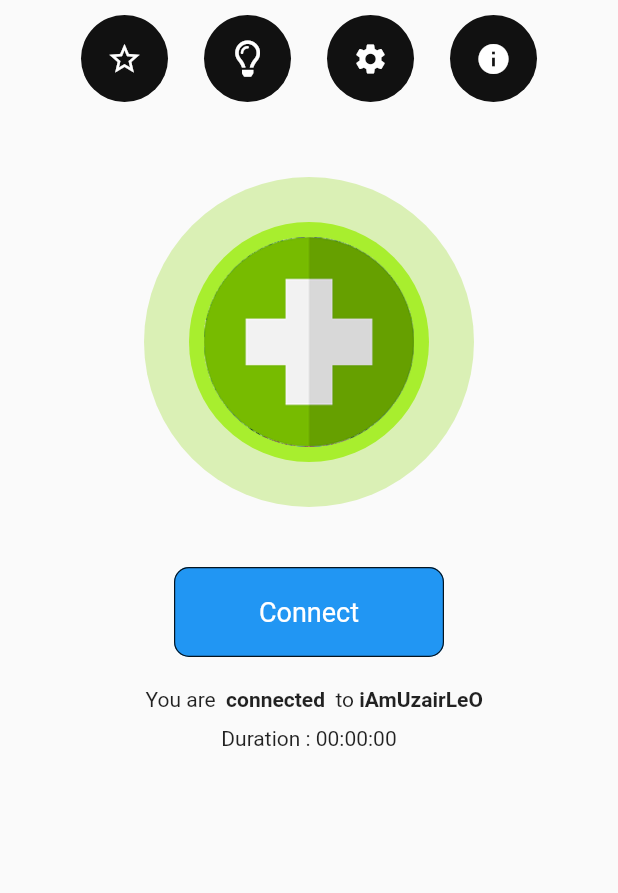
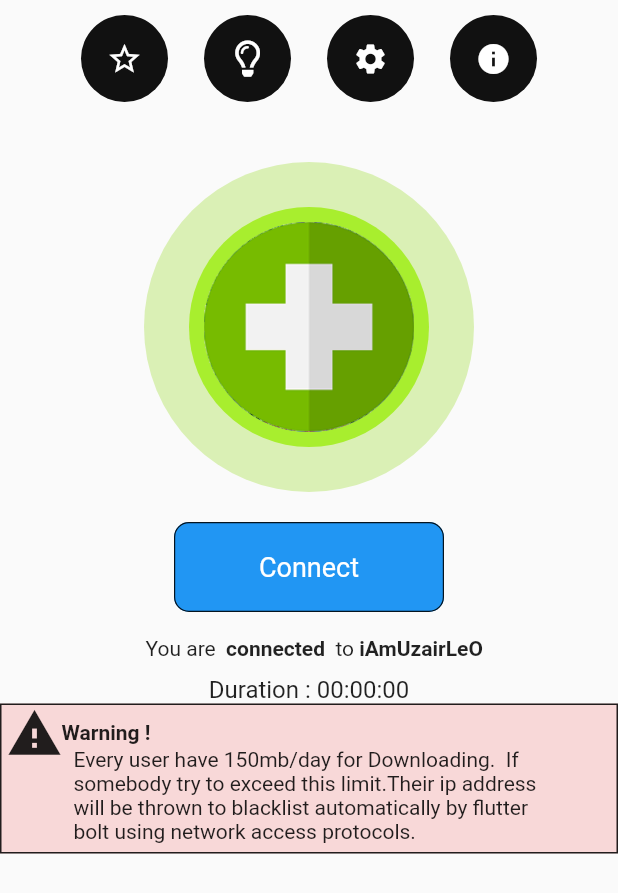
Before and after one commit to uzairleo/uzairleo-homeWifi, a Flutter app: the DashBoard screen opened directly, on a phone screen of 412 x 824 dp. Shown: the top 893 px of the screen. Run offline on Flutter 3.47's test engine with Material 2 defaults, Android fonts, the phone set to English and light mode, and no system bars; our stand-ins replace flutter_spinkit, font_awesome_flutter.

Commit message:
minor changes

```diff
--- a/lib/Screens/DashBoard.dart
+++ b/lib/Screens/DashBoard.dart
@@ -19,15 +19,69 @@ class _DashBoardState extends State<DashBoard> {
           children: <Widget>[
               SizedBox(height: 10,),
               _utilityRow(),
-              SizedBox(height: 50,),
+              SizedBox(height: 40,),
               _connectivitySymbol(),
-              SizedBox(height: 40,),
+              SizedBox(height: 20,),
               _connectButton(),
-              SizedBox(height: 20,),
+              SizedBox(height: 16,),
               _timer(),
+              SizedBox(height: 0,),
+              _warning()
 
           ],
         ),
+      ),
+    );
+  }
+  _warning(){
+    return Container(
+      width: 360,
+      height: 100,
+      decoration: BoxDecoration(
+        // border:Border.all()
+         border: Border.all(color:Colors.black87,),
+                  color: Color.fromARGB(255, 248, 216, 216),
+                  borderRadius: BorderRadius.circular(0.0)
+
+
+      ),
+      child: Stack(
+        // mainAxisAlignment: MainAxisAlignment.start,
+        children: <Widget>[
+          Positioned(
+            left: 8.5,
+            top: 19,
+                      child: Container(
+                alignment: Alignment.topCenter,
+                width: 340,
+                height: 90,
+                decoration: BoxDecoration(
+                  // border: Border.all(color:Colors.black87,),
+                  // color: Color.fromARGB(255, 236, 131, 131),
+                  // borderRadius: BorderRadius.circular(8.0)
+                ),
+                ),
+          ),
+          Positioned(
+            left: 03,
+            top: 0,
+            child: Icon(Icons.warning,size: 38,)),
+            Positioned(
+              left: 40.0,
+              top: 10,
+                          child: Text('Warning !', style: TextStyle(fontWeight: FontWeight.bold),  ),
+            ),
+            Positioned(
+              left: 48,
+              top:28,
+              child: Align(
+                alignment: Alignment.center,
+                              child: Text('Every user have 150mb/day for Downloading. '
+                      ' If\nsomebody try to exceed this limit.Their ip address\n'
+                      'will be thrown to blacklist automatically '
+                       'by flutter\nbolt using network access protocols.'),
+              ))
+                           ],
       ),
     );
   }
@@ -45,7 +99,9 @@ class _DashBoardState extends State<DashBoard> {
             ],
           ),
           SizedBox(height:10.0),
-          Text("Duration : 00:00:00"),
+          Text("Duration : 00:00:00",style: TextStyle(
+            fontSize: 16
+          ),),
           // Text(""),
       ],
     );
```
